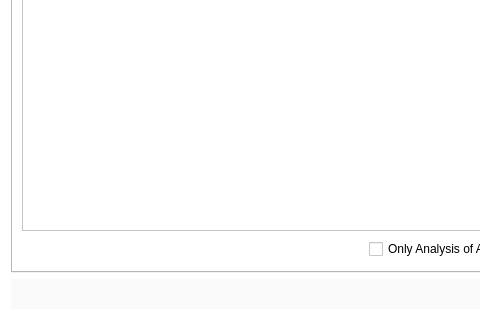
Old version of the form src/gui/ui/load_project_screen.ui in the repository jsanchez679/morphoHeart; both pictures show x 0 to 480 and y 460 to 780 of the 919 by 780 pixel window.
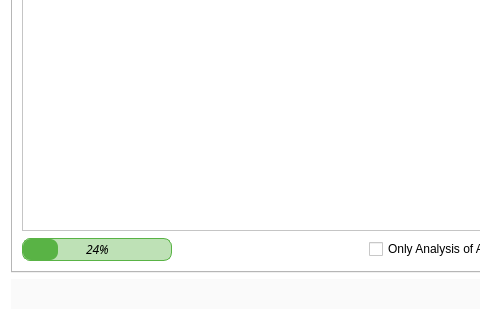
New version of the form.

Commit message: Added progress bar when loading multip organs.

```diff
--- a/src/gui/ui/load_project_screen.ui
+++ b/src/gui/ui/load_project_screen.ui
@@ -1540,6 +1540,47 @@
        </item>
        <item>
         <layout class="QHBoxLayout" name="horizontalLayout_10">
+         <item>
+          <widget class="QProgressBar" name="prog_bar">
+           <property name="minimumSize">
+            <size>
+             <width>150</width>
+             <height>23</height>
+            </size>
+           </property>
+           <property name="maximumSize">
+            <size>
+             <width>150</width>
+             <height>23</height>
+            </size>
+           </property>
+           <property name="font">
+            <font>
+             <family>Calibri Light</family>
+             <pointsize>9</pointsize>
+             <weight>3</weight>
+             <italic>true</italic>
+             <bold>false</bold>
+            </font>
+           </property>
+           <property name="styleSheet">
+            <string notr="true">QProgressBar {
+        border: 1px solid rgba(89, 179, 69, 255); 
+        border-radius: 8px;
+        text-align: center;
+        background-color: rgba(89, 179, 69, 100);
+        color:rgb(0, 0, 0);
+    }
+    QProgressBar::chunk {
+        background-color: rgba(89, 179, 69, 255);
+        border-radius: 8px;
+    }</string>
+           </property>
+           <property name="value">
+            <number>24</number>
+           </property>
+          </widget>
+         </item>
          <item>
           <spacer name="horizontalSpacer_7">
            <property name="orientation">
```
Left out of the diff: 4 changed lines with no effect on the pictures. Lines whose indentation alone changed are shown as unchanged. The commit also changes 4 other files.
